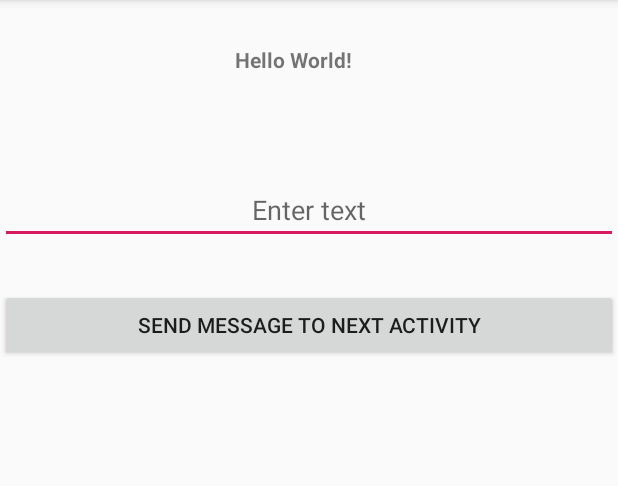
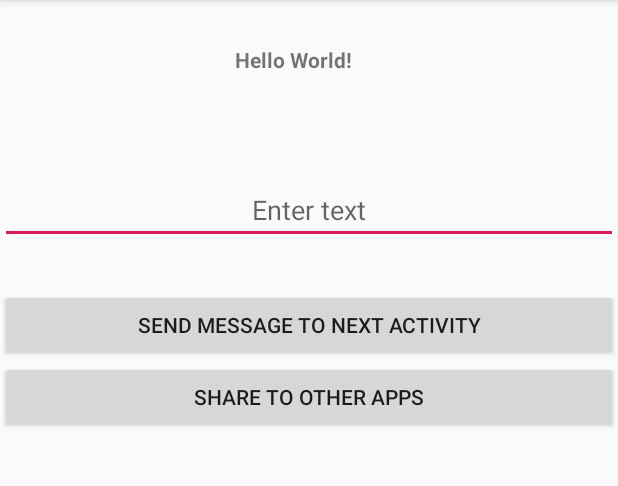
Before and after one commit to henry6666/MsgShareApp, an Android app: the screen it shows after launch (MainActivity), on a phone screen of 412 x 824 dp, the part 84-570 px from its top. Run offline under Robolectric (Android 15) with nearby library versions, the phone set to English and light mode, and no system bars.

Commit message:
Added functionality to Share Data using Implicit Intent to Facebook, Instagram, WhatsApp

```diff
--- a/app/src/main/res/layout/activity_main.xml
+++ b/app/src/main/res/layout/activity_main.xml
@@ -46,5 +46,10 @@
             app:layout_constraintStart_toStartOf="parent"
             android:layout_marginTop="30dp"
             tools:layout_editor_absoluteY="341dp"/>
+    <Button
+            android:text="Share to other apps"
+            android:layout_width="match_parent"
+            android:layout_height="wrap_content"
+            android:id="@+id/btnShareToOtherApps"/>
 
 </LinearLayout>
```
Also changed, not shown: app/src/main/java/com/henry/msgshareapp/MainActivity.kt (+15 -3 lines), app/src/main/java/com/henry/msgshareapp/SecondActivity.kt (+11 -0 lines), app/src/main/res/layout/activity_second.xml (+11 -0 lines).
